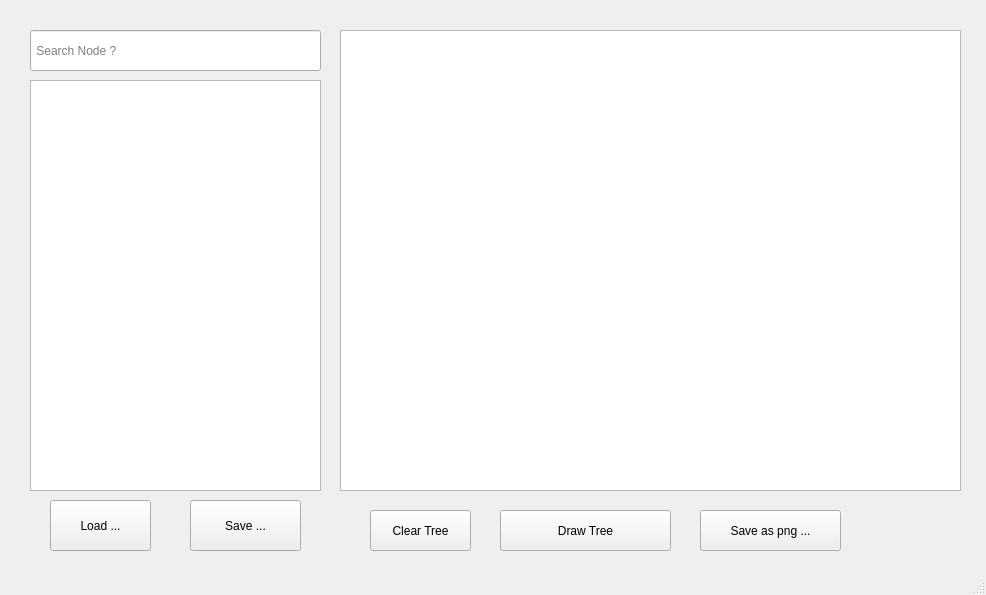
Qt form cpp/qt/BuildTree/GraphicTree/NormalTree/SuperTreeEditor/mainwindow.ui (EdisoNewtong/Vector) before a commit.
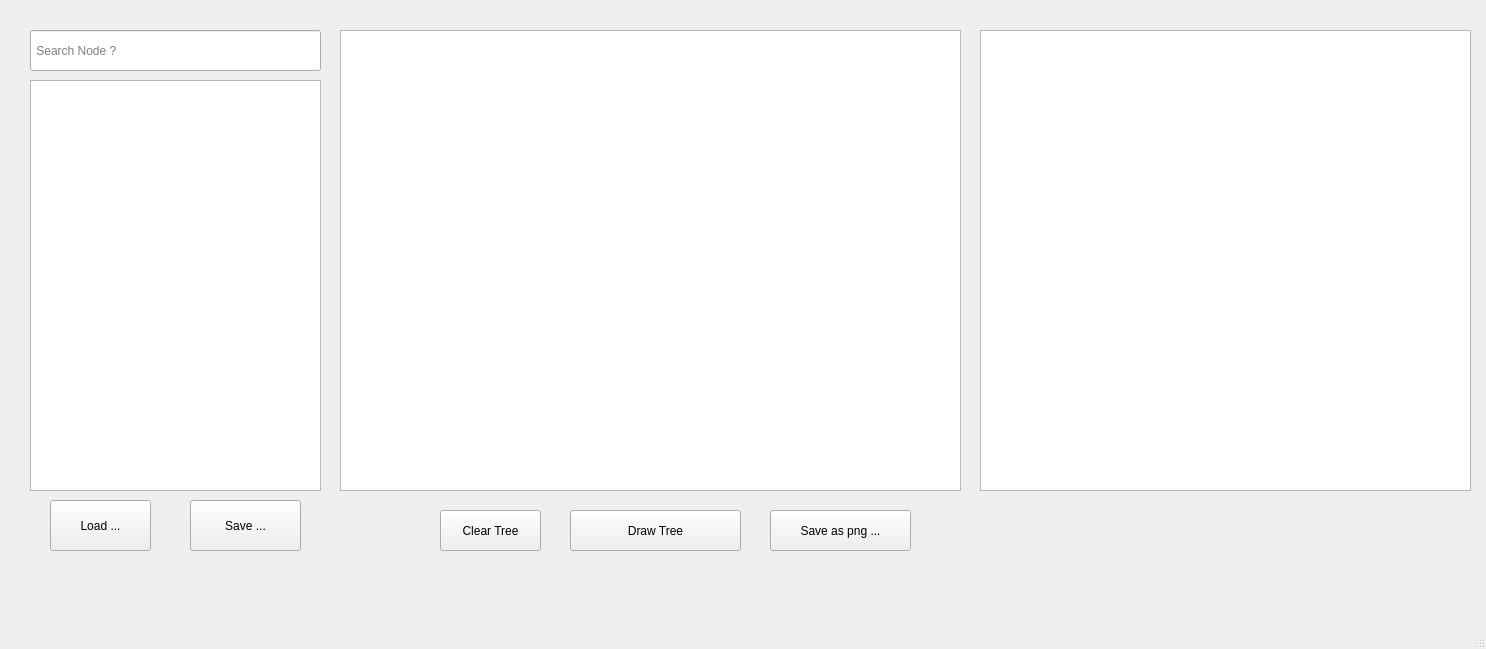
The same form after that commit. Custom widgets are drawn as their Qt base class.

```diff
--- a/cpp/qt/BuildTree/GraphicTree/NormalTree/SuperTreeEditor/mainwindow.ui
+++ b/cpp/qt/BuildTree/GraphicTree/NormalTree/SuperTreeEditor/mainwindow.ui
@@ -6,8 +6,8 @@
    <rect>
     <x>0</x>
     <y>0</y>
-    <width>986</width>
-    <height>595</height>
+    <width>1486</width>
+    <height>649</height>
    </rect>
   </property>
   <property name="windowTitle">
@@ -46,7 +46,7 @@
    <widget class="QPushButton" name="clearTreeBtn">
     <property name="geometry">
      <rect>
-      <x>370</x>
+      <x>440</x>
       <y>510</y>
       <width>101</width>
       <height>41</height>
@@ -59,7 +59,7 @@
    <widget class="QPushButton" name="drawTreeBtn">
     <property name="geometry">
      <rect>
-      <x>500</x>
+      <x>570</x>
       <y>510</y>
       <width>171</width>
       <height>41</height>
@@ -72,7 +72,7 @@
    <widget class="QPushButton" name="saveAsPngBtn">
     <property name="geometry">
      <rect>
-      <x>700</x>
+      <x>770</x>
       <y>510</y>
       <width>141</width>
       <height>41</height>
@@ -121,6 +121,16 @@
      <string>Save ...</string>
     </property>
    </widget>
+   <widget class="SuperTextEdit" name="textEdit">
+    <property name="geometry">
+     <rect>
+      <x>980</x>
+      <y>30</y>
+      <width>491</width>
+      <height>461</height>
+     </rect>
+    </property>
+   </widget>
   </widget>
   <widget class="QStatusBar" name="statusbar"/>
  </widget>
@@ -130,6 +140,11 @@
    <extends>QTableView</extends>
    <header>TreeView.h</header>
   </customwidget>
+  <customwidget>
+   <class>SuperTextEdit</class>
+   <extends>QPlainTextEdit</extends>
+   <header>SuperTextEdit.h</header>
+  </customwidget>
  </customwidgets>
  <resources/>
  <connections/>
```
Left out of the diff: 2 changed lines with no effect on the pictures.
